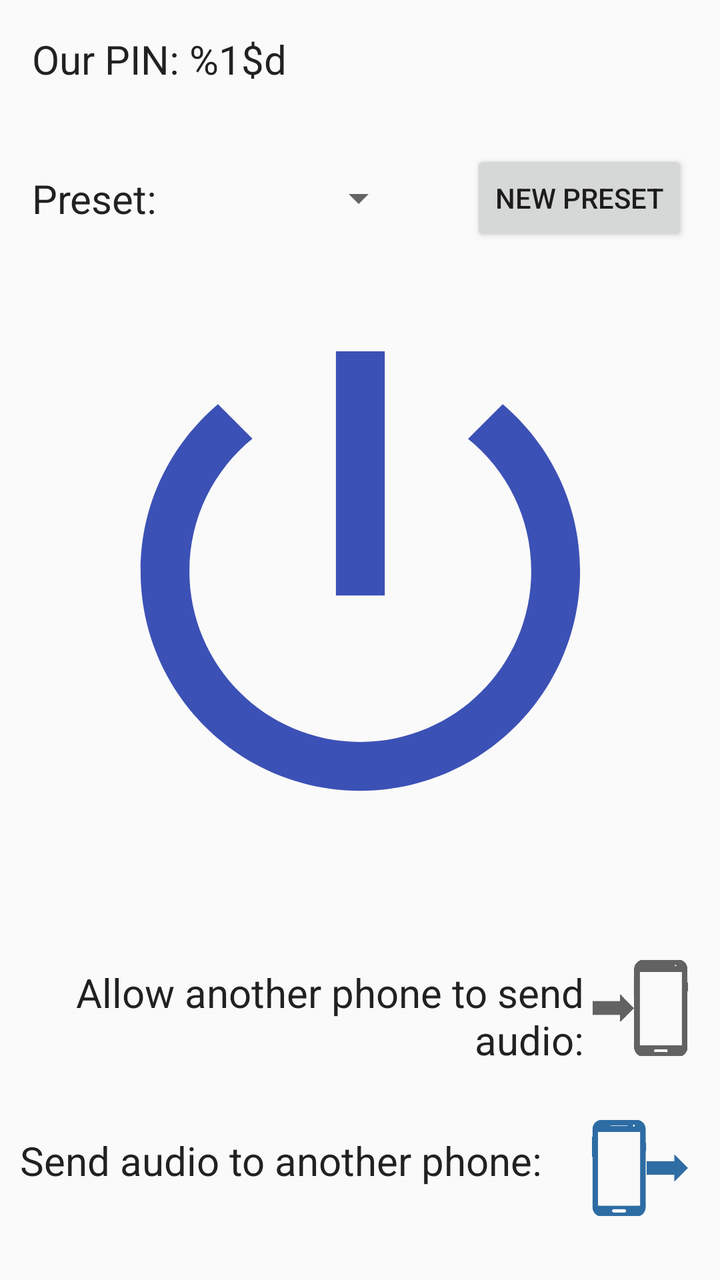
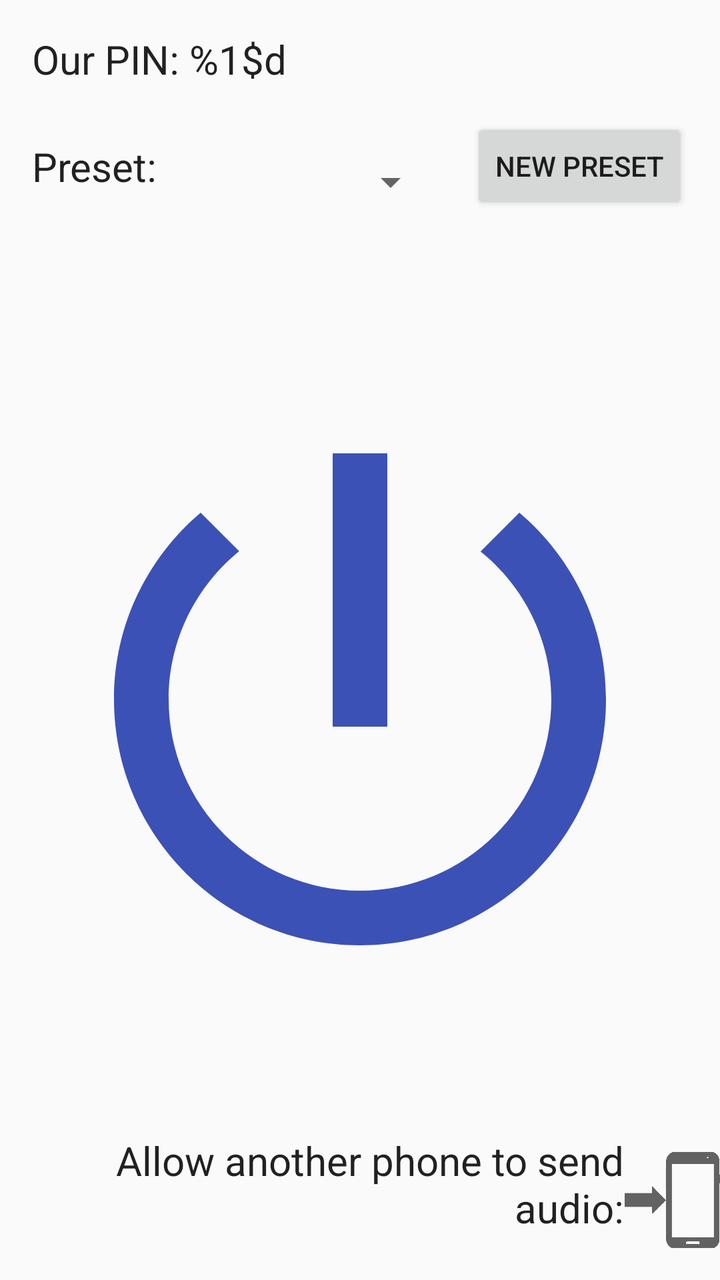

Screens rendered from an Android XML layout before and after an edit, with the pre-edit source and the edit as a unified diff.
<!-- AndroidManifest.xml: application theme AppTheme -->
<!-- res/layout/activity_main.xml -->
<?xml version="1.0" encoding="utf-8"?>
<android.support.constraint.ConstraintLayout xmlns:android="http://schemas.android.com/apk/res/android"
    xmlns:app="http://schemas.android.com/apk/res-auto"
    xmlns:tools="http://schemas.android.com/tools"
    android:layout_width="match_parent"
    android:layout_height="match_parent"
    tools:context="peterson.ttu.edu.backupaids.activities.ListenFragment">

    <TextView
        android:id="@+id/ourPinTextView"
        android:layout_width="wrap_content"
        android:layout_height="wrap_content"
        android:text="@string/our_pin"
        android:textSize="20sp"
        android:textAppearance="@android:style/TextAppearance.DeviceDefault"
        android:layout_marginTop="16dp"
        android:layout_marginBottom="16dp"
        android:layout_marginStart="16dp"
        android:layout_marginEnd="16dp"
        app:layout_constraintTop_toTopOf="parent"
        app:layout_constraintBottom_toTopOf="@id/newPresetButton"
        app:layout_constraintLeft_toLeftOf="parent" />

    <TextView
        android:id="@+id/presetLabel"
        android:layout_width="wrap_content"
        android:layout_height="wrap_content"
        android:text="@string/preset"
        android:textSize="20sp"
        android:textAppearance="@android:style/TextAppearance.DeviceDefault"
        android:layout_marginTop="16dp"
        android:layout_marginBottom="16dp"
        android:layout_marginStart="16dp"
        android:layout_marginEnd="16dp"
        app:layout_constraintTop_toTopOf="@id/newPresetButton"
        app:layout_constraintBottom_toBottomOf="@+id/newPresetButton"
        app:layout_constraintLeft_toLeftOf="parent"
        app:layout_constraintRight_toLeftOf="@id/presetSpinner"/>

    <Spinner
        android:id="@+id/presetSpinner"
        android:layout_width="0dp"
        android:layout_height="0dp"
        android:layout_marginTop="16dp"
        android:layout_marginBottom="16dp"
        android:layout_marginStart="16dp"
        android:layout_marginEnd="16dp"
        app:layout_constraintHorizontal_weight="1"
        app:layout_constraintTop_toTopOf="@id/newPresetButton"
        app:layout_constraintBottom_toBottomOf="@+id/newPresetButton"
        app:layout_constraintLeft_toRightOf="@id/presetLabel"
        app:layout_constraintRight_toLeftOf="@id/newPresetButton"/>

    <Button
        android:id="@+id/newPresetButton"
        android:layout_width="wrap_content"
        android:layout_height="wrap_content"
        android:onClick="newPreset"
        android:text="@string/new_preset"
        android:layout_marginTop="16dp"
        android:layout_marginBottom="16dp"
        android:layout_marginStart="16dp"
        android:layout_marginEnd="16dp"
        app:layout_constraintTop_toBottomOf="@id/ourPinTextView"
        app:layout_constraintBottom_toTopOf="@id/playSound"
        app:layout_constraintLeft_toRightOf="@id/presetSpinner"
        app:layout_constraintRight_toRightOf="parent" />

    <ImageButton
        android:id="@+id/playSound"
        android:layout_width="0dp"
        android:layout_height="0dp"
        android:adjustViewBounds="false"
        android:background="@android:color/transparent"
        android:onClick="playLocalSound"
        android:scaleType="fitCenter"
        android:src="@drawable/ic_power_button_blue"
        android:layout_marginTop="16dp"
        android:layout_marginBottom="16dp"
        android:layout_marginStart="16dp"
        android:layout_marginEnd="16dp"
        app:layout_constraintHorizontal_bias="0.6"
        app:layout_constraintBottom_toTopOf="@id/makeDiscoverable"
        app:layout_constraintTop_toBottomOf="@id/presetSpinner"
        app:layout_constraintLeft_toLeftOf="parent"
        app:layout_constraintRight_toRightOf="parent"
        app:layout_constraintVertical_bias="0.6"
        android:contentDescription="@string/play_stop_playing_what_the_phone_hears" />

    <TextView
        android:id="@+id/textForMakeDiscoverableButton"
        android:layout_width="0dp"
        android:layout_height="wrap_content"
        android:layout_marginTop="16dp"
        android:layout_marginBottom="8dp"
        android:text="@string/allow_another_phone_to_send_audio"
        android:textSize="20sp"
        android:textAlignment="viewEnd"
        android:textAppearance="@android:style/TextAppearance.DeviceDefault"
        app:layout_constraintTop_toTopOf="@id/makeDiscoverable"
        app:layout_constraintBottom_toBottomOf="@id/makeDiscoverable"
        app:layout_constraintHorizontal_bias="1.0"
        app:layout_constraintLeft_toLeftOf="parent"
        app:layout_constraintRight_toLeftOf="@id/makeDiscoverable" />

    <ImageButton
        android:id="@+id/makeDiscoverable"
        android:layout_width="48dp"
        android:layout_height="48dp"
        android:layout_marginTop="16dp"
        android:layout_marginBottom="8dp"
        android:layout_marginStart="4dp"
        android:layout_marginEnd="16dp"
        android:adjustViewBounds="false"
        android:scaleType="fitEnd"
        android:src="@drawable/phone_in_gray"
        android:background="@android:color/transparent"
        android:onClick="makeDiscoverable"
        app:layout_constraintTop_toBottomOf="@id/playSound"
        app:layout_constraintBottom_toTopOf="@id/sendToOtherPhoneButton"
        app:layout_constraintLeft_toRightOf="@id/textForMakeDiscoverableButton"
        app:layout_constraintRight_toRightOf="parent"
        android:contentDescription="@string/make_this_phone_discoverable_by_other_phones" />

    <TextView
        android:id="@+id/textForSendToOtherPhoneButton"
        android:layout_width="0dp"
        android:layout_height="wrap_content"
        android:layout_marginBottom="16dp"
        android:layout_marginTop="8dp"
        android:text="@string/send_audio_to_another_phone"
        android:textSize="20sp"
        android:textAlignment="viewEnd"
        android:textAppearance="@android:style/TextAppearance.DeviceDefault"
        app:layout_constraintBottom_toBottomOf="@id/sendToOtherPhoneButton"
        app:layout_constraintHorizontal_bias="1.0"
        app:layout_constraintLeft_toLeftOf="parent"
        app:layout_constraintRight_toLeftOf="@id/sendToOtherPhoneButton"
        app:layout_constraintTop_toTopOf="@id/sendToOtherPhoneButton" />

    <ImageButton
        android:id="@+id/sendToOtherPhoneButton"
        android:layout_width="69dp"
        android:layout_height="48dp"
        android:adjustViewBounds="false"
        android:background="@android:color/transparent"
        android:onClick="sendToOtherPhone"
        android:scaleType="fitEnd"
        android:src="@drawable/phone_out_blue"
        android:layout_marginTop="8dp"
        android:layout_marginBottom="16dp"
        android:layout_marginStart="4dp"
        android:layout_marginEnd="16dp"
        app:layout_constraintLeft_toRightOf="@id/textForSendToOtherPhoneButton"
        app:layout_constraintTop_toBottomOf="@id/makeDiscoverable"
        app:layout_constraintBottom_toBottomOf="parent"
        app:layout_constraintRight_toRightOf="parent"
        android:contentDescription="@string/start_sending_audio_to_another_phones" />

</android.support.constraint.ConstraintLayout>
<!-- resources referenced by this layout -->
<resources>
  <!-- drawable ic_power_button_blue (drawable) -->
  <vector android:height="600dp" android:tint="#3C51B5"
      android:viewportHeight="24.0" android:viewportWidth="24.0"
      android:width="600dp" xmlns:android="http://schemas.android.com/apk/res/android">
      <path android:fillColor="#FF000000" android:pathData="M13,3h-2v10h2L13,3zM17.83,5.17l-1.42,1.42C17.99,7.86 19,9.81 19,12c0,3.87 -3.13,7 -7,7s-7,-3.13 -7,-7c0,-2.19 1.01,-4.14 2.58,-5.42L6.17,5.17C4.23,6.82 3,9.26 3,12c0,4.97 4.03,9 9,9s9,-4.03 9,-9c0,-2.74 -1.23,-5.18 -3.17,-6.83z"/>
  </vector>
  <!-- drawable phone_in_gray: png bitmap (drawable, 2130 bytes) -->
  <!-- drawable phone_out_blue: png bitmap (drawable, 6127 bytes) -->
  <string name="allow_another_phone_to_send_audio">Allow another phone to send audio:</string>
  <string name="make_this_phone_discoverable_by_other_phones">Make this phone discoverable by other phones</string>
  <string name="new_preset">New Preset</string>
  <string name="our_pin">Our PIN: %1$d</string>
  <string name="play_stop_playing_what_the_phone_hears">Play/stop playing what the phone hears</string>
  <string name="preset">Preset:</string>
  <string name="send_audio_to_another_phone">Send audio to another phone:</string>
  <string name="start_sending_audio_to_another_phones">Start sending audio to another phones</string>
  <style name="AppTheme" parent="Theme.AppCompat.Light.DarkActionBar">
          
          <item name="colorPrimary">@color/colorPrimary</item>
          <item name="colorPrimaryDark">@color/colorPrimaryDark</item>
          <item name="colorAccent">@color/colorAccent</item>
      </style>
  <color name="colorPrimary">#3F51B5</color>
  <color name="colorPrimaryDark">#303F9F</color>
  <color name="colorAccent">#FF4081</color>
</resources>

<!-- the commit's change to res/layout/activity_main.xml (unified diff, before → after) -->
@@ -10,39 +10,34 @@
         android:id="@+id/ourPinTextView"
         android:layout_width="wrap_content"
         android:layout_height="wrap_content"
+        android:layout_marginLeft="16dp"
         android:text="@string/our_pin"
+        android:textAppearance="@android:style/TextAppearance.DeviceDefault"
         android:textSize="20sp"
-        android:textAppearance="@android:style/TextAppearance.DeviceDefault"
-        android:layout_marginTop="16dp"
-        android:layout_marginBottom="16dp"
-        android:layout_marginStart="16dp"
-        android:layout_marginEnd="16dp"
+        app:layout_constraintBottom_toTopOf="@id/newPresetButton"
+        app:layout_constraintLeft_toLeftOf="parent"
         app:layout_constraintTop_toTopOf="parent"
-        app:layout_constraintBottom_toTopOf="@id/newPresetButton"
-        app:layout_constraintLeft_toLeftOf="parent" />
+        app:layout_constraintVertical_bias="0.6" />
 
     <TextView
         android:id="@+id/presetLabel"
         android:layout_width="wrap_content"
         android:layout_height="wrap_content"
+        android:layout_marginLeft="16dp"
         android:text="@string/preset"
+        android:textAppearance="@android:style/TextAppearance.DeviceDefault"
         android:textSize="20sp"
-        android:textAppearance="@android:style/TextAppearance.DeviceDefault"
-        android:layout_marginTop="16dp"
-        android:layout_marginBottom="16dp"
-        android:layout_marginStart="16dp"
-        android:layout_marginEnd="16dp"
-        app:layout_constraintTop_toTopOf="@id/newPresetButton"
         app:layout_constraintBottom_toBottomOf="@+id/newPresetButton"
         app:layout_constraintLeft_toLeftOf="parent"
-        app:layout_constraintRight_toLeftOf="@id/presetSpinner"/>
+        app:layout_constraintRight_toLeftOf="@id/presetSpinner"
+        app:layout_constraintTop_toTopOf="@id/newPresetButton" />
 
     <Spinner
         android:id="@+id/presetSpinner"
         android:layout_width="0dp"
         android:layout_height="0dp"
         android:layout_marginTop="16dp"
-        android:layout_marginBottom="16dp"
+        android:layout_marginBottom="0dp"
         android:layout_marginStart="16dp"
         android:layout_marginEnd="16dp"
         app:layout_constraintHorizontal_weight="1"
@@ -55,16 +50,13 @@
         android:id="@+id/newPresetButton"
         android:layout_width="wrap_content"
         android:layout_height="wrap_content"
+        android:layout_marginRight="16dp"
         android:onClick="newPreset"
         android:text="@string/new_preset"
-        android:layout_marginTop="16dp"
-        android:layout_marginBottom="16dp"
-        android:layout_marginStart="16dp"
-        android:layout_marginEnd="16dp"
-        app:layout_constraintTop_toBottomOf="@id/ourPinTextView"
         app:layout_constraintBottom_toTopOf="@id/playSound"
         app:layout_constraintLeft_toRightOf="@id/presetSpinner"
-        app:layout_constraintRight_toRightOf="parent" />
+        app:layout_constraintRight_toRightOf="parent"
+        app:layout_constraintTop_toBottomOf="@id/ourPinTextView" />
 
     <ImageButton
         android:id="@+id/playSound"
@@ -76,10 +68,11 @@
         android:scaleType="fitCenter"
         android:src="@drawable/ic_power_button_blue"
         android:layout_marginTop="16dp"
-        android:layout_marginBottom="16dp"
+        android:layout_marginBottom="0dp"
         android:layout_marginStart="16dp"
         android:layout_marginEnd="16dp"
         app:layout_constraintHorizontal_bias="0.6"
+        app:layout_constraintVertical_weight="0.6"
         app:layout_constraintBottom_toTopOf="@id/makeDiscoverable"
         app:layout_constraintTop_toBottomOf="@id/presetSpinner"
         app:layout_constraintLeft_toLeftOf="parent"
@@ -91,70 +84,31 @@
         android:id="@+id/textForMakeDiscoverableButton"
         android:layout_width="0dp"
         android:layout_height="wrap_content"
-        android:layout_marginTop="16dp"
-        android:layout_marginBottom="8dp"
+        android:layout_marginBottom="16dp"
         android:text="@string/allow_another_phone_to_send_audio"
-        android:textSize="20sp"
         android:textAlignment="viewEnd"
         android:textAppearance="@android:style/TextAppearance.DeviceDefault"
-        app:layout_constraintTop_toTopOf="@id/makeDiscoverable"
+        android:textSize="20sp"
         app:layout_constraintBottom_toBottomOf="@id/makeDiscoverable"
         app:layout_constraintHorizontal_bias="1.0"
         app:layout_constraintLeft_toLeftOf="parent"
-        app:layout_constraintRight_toLeftOf="@id/makeDiscoverable" />
+        app:layout_constraintRight_toLeftOf="@id/makeDiscoverable"
+        app:layout_constraintTop_toTopOf="@id/makeDiscoverable" />
 
     <ImageButton
         android:id="@+id/makeDiscoverable"
         android:layout_width="48dp"
         android:layout_height="48dp"
-        android:layout_marginTop="16dp"
-        android:layout_marginBottom="8dp"
-        android:layout_marginStart="4dp"
-        android:layout_marginEnd="16dp"
+        android:layout_marginBottom="16dp"
         android:adjustViewBounds="false"
+        android:background="@android:color/transparent"
+        android:contentDescription="@string/make_this_phone_discoverable_by_other_phones"
+        android:onClick="makeDiscoverable"
         android:scaleType="fitEnd"
         android:src="@drawable/phone_in_gray"
-        android:background="@android:color/transparent"
-        android:onClick="makeDiscoverable"
-        app:layout_constraintTop_toBottomOf="@id/playSound"
-        app:layout_constraintBottom_toTopOf="@id/sendToOtherPhoneButton"
+        app:layout_constraintBottom_toBottomOf="parent"
         app:layout_constraintLeft_toRightOf="@id/textForMakeDiscoverableButton"
         app:layout_constraintRight_toRightOf="parent"
-        android:contentDescription="@string/make_this_phone_discoverable_by_other_phones" />
-
-    <TextView
-        android:id="@+id/textForSendToOtherPhoneButton"
-        android:layout_width="0dp"
-        android:layout_height="wrap_content"
-        android:layout_marginBottom="16dp"
-        android:layout_marginTop="8dp"
-        android:text="@string/send_audio_to_another_phone"
-        android:textSize="20sp"
-        android:textAlignment="viewEnd"
-        android:textAppearance="@android:style/TextAppearance.DeviceDefault"
-        app:layout_constraintBottom_toBottomOf="@id/sendToOtherPhoneButton"
-        app:layout_constraintHorizontal_bias="1.0"
-        app:layout_constraintLeft_toLeftOf="parent"
-        app:layout_constraintRight_toLeftOf="@id/sendToOtherPhoneButton"
-        app:layout_constraintTop_toTopOf="@id/sendToOtherPhoneButton" />
-
-    <ImageButton
-        android:id="@+id/sendToOtherPhoneButton"
-        android:layout_width="69dp"
-        android:layout_height="48dp"
-        android:adjustViewBounds="false"
-        android:background="@android:color/transparent"
-        android:onClick="sendToOtherPhone"
-        android:scaleType="fitEnd"
-        android:src="@drawable/phone_out_blue"
-        android:layout_marginTop="8dp"
-        android:layout_marginBottom="16dp"
-        android:layout_marginStart="4dp"
-        android:layout_marginEnd="16dp"
-        app:layout_constraintLeft_toRightOf="@id/textForSendToOtherPhoneButton"
-        app:layout_constraintTop_toBottomOf="@id/makeDiscoverable"
-        app:layout_constraintBottom_toBottomOf="parent"
-        app:layout_constraintRight_toRightOf="parent"
-        android:contentDescription="@string/start_sending_audio_to_another_phones" />
+        app:layout_constraintTop_toBottomOf="@id/playSound" />
 
 </android.support.constraint.ConstraintLayout>
<!-- resource entries referenced after the edit -->
@@ -7,15 +7,12 @@
       <path android:fillColor="#FF000000" android:pathData="M13,3h-2v10h2L13,3zM17.83,5.17l-1.42,1.42C17.99,7.86 19,9.81 19,12c0,3.87 -3.13,7 -7,7s-7,-3.13 -7,-7c0,-2.19 1.01,-4.14 2.58,-5.42L6.17,5.17C4.23,6.82 3,9.26 3,12c0,4.97 4.03,9 9,9s9,-4.03 9,-9c0,-2.74 -1.23,-5.18 -3.17,-6.83z"/>
   </vector>
   <!-- drawable phone_in_gray: png bitmap (drawable, 2130 bytes) -->
-  <!-- drawable phone_out_blue: png bitmap (drawable, 6127 bytes) -->
   <string name="allow_another_phone_to_send_audio">Allow another phone to send audio:</string>
-  <string name="make_this_phone_discoverable_by_other_phones">Make this phone discoverable by other phones</string>
+  <string name="make_this_phone_discoverable_by_other_phones">Connect to another phone</string>
   <string name="new_preset">New Preset</string>
   <string name="our_pin">Our PIN: %1$d</string>
   <string name="play_stop_playing_what_the_phone_hears">Play/stop playing what the phone hears</string>
   <string name="preset">Preset:</string>
-  <string name="send_audio_to_another_phone">Send audio to another phone:</string>
-  <string name="start_sending_audio_to_another_phones">Start sending audio to another phones</string>
   <style name="AppTheme" parent="Theme.AppCompat.Light.DarkActionBar">
           
           <item name="colorPrimary">@color/colorPrimary</item>
